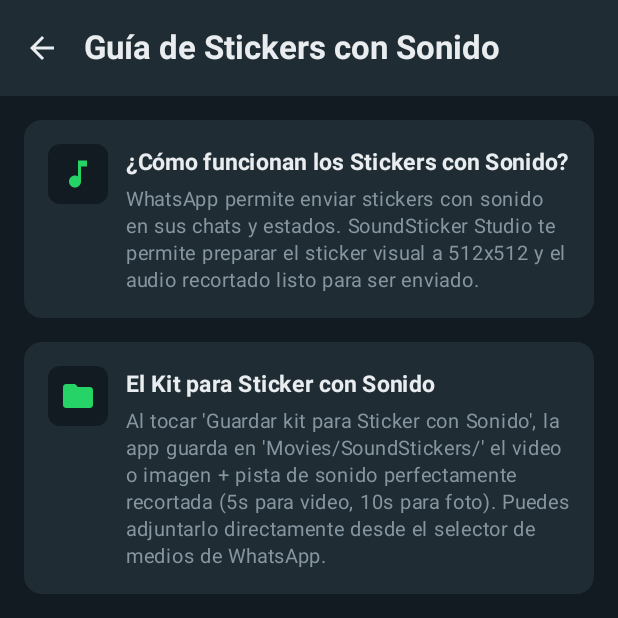
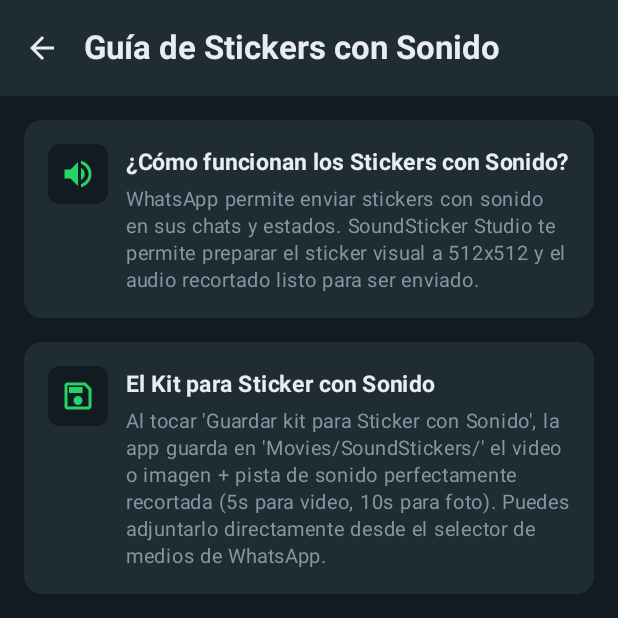
Before and after one commit to carlostommy113/SoundSticker-Studio, an Android app built with Jetpack Compose: the screen it shows after launch (MainActivity), after a tap on "Guía de Ayuda", on a phone screen of 412 x 824 dp, the top half of it. Run offline under Robolectric (Android 15) with nearby library versions, the phone set to English and light mode, and no system bars; pictures from the network do not load.

Commit message:
fix: use custom vector drawables and standard core icons for Compose UI

```diff
--- a/app/src/main/java/com/soundsticker/studio/MainActivity.kt
+++ b/app/src/main/java/com/soundsticker/studio/MainActivity.kt
@@ -7,24 +7,25 @@ import android.os.Bundle
 import androidx.activity.ComponentActivity
 import androidx.activity.compose.setContent
 import androidx.activity.result.contract.ActivityResultContracts
-import androidx.activity.viewModels
 import androidx.core.content.ContextCompat
+import androidx.lifecycle.ViewModelProvider
 import com.soundsticker.studio.ui.screens.MainStudioScreen
 import com.soundsticker.studio.ui.theme.SoundStickerStudioTheme
 import com.soundsticker.studio.ui.viewmodel.StudioViewModel
 
 class MainActivity : ComponentActivity() {
 
-    private val viewModel: StudioViewModel by viewModels()
+    private lateinit var viewModel: StudioViewModel
 
     private val permissionLauncher = registerForActivityResult(
         ActivityResultContracts.RequestMultiplePermissions()
-    ) { permissions ->
+    ) {
         // Permissions handled
     }
 
     override fun onCreate(savedInstanceState: Bundle?) {
         super.onCreate(savedInstanceState)
+        viewModel = ViewModelProvider(this)[StudioViewModel::class.java]
         checkAndRequestAppPermissions()
 
         setContent {
--- a/app/src/main/java/com/soundsticker/studio/ui/screens/HelpGuideScreen.kt
+++ b/app/src/main/java/com/soundsticker/studio/ui/screens/HelpGuideScreen.kt
@@ -18,9 +18,7 @@ import androidx.compose.foundation.verticalScroll
 import androidx.compose.material.icons.Icons
 import androidx.compose.material.icons.filled.ArrowBack
 import androidx.compose.material.icons.filled.CheckCircle
-import androidx.compose.material.icons.filled.Folder
 import androidx.compose.material.icons.filled.Info
-import androidx.compose.material.icons.filled.MusicNote
 import androidx.compose.material.icons.filled.Send
 import androidx.compose.material3.Button
 import androidx.compose.material3.ButtonDefaults
@@ -36,10 +34,14 @@ import androidx.compose.material3.TopAppBarDefaults
 import androidx.compose.runtime.Composable
 import androidx.compose.ui.Alignment
 import androidx.compose.ui.Modifier
+import androidx.compose.ui.graphics.painter.Painter
 import androidx.compose.ui.graphics.vector.ImageVector
+import androidx.compose.ui.graphics.vector.rememberVectorPainter
+import androidx.compose.ui.res.painterResource
 import androidx.compose.ui.text.font.FontWeight
 import androidx.compose.ui.unit.dp
 import androidx.compose.ui.unit.sp
+import com.soundsticker.studio.R
 import com.soundsticker.studio.ui.theme.EmeraldGreen
 import com.soundsticker.studio.ui.theme.WhatsAppDarkBg
 import com.soundsticker.studio.ui.theme.WhatsAppSurface
@@ -81,25 +83,25 @@ fun HelpGuideScreen(
             verticalArrangement = Arrangement.spacedBy(16.dp)
         ) {
             GuideCard(
-                icon = Icons.Default.MusicNote,
+                icon = painterResource(id = R.drawable.ic_speaker),
                 title = "¿Cómo funcionan los Stickers con Sonido?",
                 description = "WhatsApp permite enviar stickers con sonido en sus chats y estados. SoundSticker Studio te permite preparar el sticker visual a 512x512 y el audio recortado listo para ser enviado."
             )
 
             GuideCard(
-                icon = Icons.Default.Folder,
+                icon = painterResource(id = R.drawable.ic_save),
                 title = "El Kit para Sticker con Sonido",
                 description = "Al tocar 'Guardar kit para Sticker con Sonido', la app guarda en 'Movies/SoundStickers/' el video o imagen + pista de sonido perfectamente recortada (5s para video, 10s para foto). Puedes adjuntarlo directamente desde el selector de medios de WhatsApp."
             )
 
             GuideCard(
-                icon = Icons.Default.Send,
+                icon = rememberVectorPainter(Icons.Default.Send),
                 title = "Exportación oficial de Stickers",
                 description = "La aplicación implementa el ContentProvider oficial de WhatsApp (com.whatsapp.sticker.READ). Puedes añadir paquetes de stickers completos directamente a WhatsApp y WhatsApp Business con un solo toque."
             )
 
             GuideCard(
-                icon = Icons.Default.CheckCircle,
+                icon = rememberVectorPainter(Icons.Default.CheckCircle),
                 title = "Regla de los 3 Stickers",
                 description = "Por especificación obligatoria de WhatsApp, cada paquete debe tener un mínimo de 3 stickers y un máximo de 30. SoundSticker Studio asegura automáticamente que tus packs cumplan este requisito."
             )
@@ -129,7 +131,7 @@ fun HelpGuideScreen(
 
 @Composable
 private fun GuideCard(
-    icon: ImageVector,
+    icon: Painter,
     title: String,
     description: String
 ) {
@@ -149,7 +151,7 @@ private fun GuideCard(
                 contentAlignment = Alignment.Center
             ) {
                 Icon(
-                    imageVector = icon,
+                    painter = icon,
                     contentDescription = null,
                     tint = EmeraldGreen,
                     modifier = Modifier.size(24.dp)
--- a/app/src/main/java/com/soundsticker/studio/ui/screens/MainStudioScreen.kt
+++ b/app/src/main/java/com/soundsticker/studio/ui/screens/MainStudioScreen.kt
@@ -6,10 +6,7 @@ import androidx.compose.foundation.layout.Box
 import androidx.compose.foundation.layout.fillMaxSize
 import androidx.compose.foundation.layout.padding
 import androidx.compose.material.icons.Icons
-import androidx.compose.material.icons.filled.Collections
-import androidx.compose.material.icons.filled.HelpOutline
-import androidx.compose.material.icons.filled.Image
-import androidx.compose.material.icons.filled.Movie
+import androidx.compose.material.icons.filled.Info
 import androidx.compose.material3.ExperimentalMaterial3Api
 import androidx.compose.material3.Icon
 import androidx.compose.material3.IconButton
@@ -31,8 +28,10 @@ import androidx.compose.runtime.remember
 import androidx.compose.runtime.setValue
 import androidx.compose.ui.Modifier
 import androidx.compose.ui.platform.LocalContext
+import androidx.compose.ui.res.painterResource
 import androidx.compose.ui.text.font.FontWeight
 import androidx.compose.ui.unit.sp
+import com.soundsticker.studio.R
 import com.soundsticker.studio.data.model.CreationMode
 import com.soundsticker.studio.ui.components.WhatsAppExportDialog
 import com.soundsticker.studio.ui.theme.EmeraldGreen
@@ -81,7 +80,7 @@ fun MainStudioScreen(
                 actions = {
                     IconButton(onClick = { showHelpScreen = true }) {
                         Icon(
-                            imageVector = Icons.Default.HelpOutline,
+                            imageVector = Icons.Default.Info,
                             contentDescription = "Guía de Ayuda",
                             tint = EmeraldGreen
                         )
@@ -100,7 +99,12 @@ fun MainStudioScreen(
                 NavigationBarItem(
                     selected = state.currentMode == CreationMode.PHOTO_AUDIO,
                     onClick = { viewModel.setMode(CreationMode.PHOTO_AUDIO) },
-                    icon = { Icon(Icons.Default.Image, contentDescription = "Foto + Audio") },
+                    icon = {
+                        Icon(
+                            painter = painterResource(id = R.drawable.ic_image),
+                            contentDescription = "Foto + Audio"
+                        )
+                    },
                     label = { Text("Foto + Audio", fontSize = 11.sp) },
                     colors = NavigationBarItemDefaults.colors(
                         selectedIconColor = WhatsAppDarkBg,
@@ -114,7 +118,12 @@ fun MainStudioScreen(
                 NavigationBarItem(
                     selected = state.currentMode == CreationMode.VIDEO_TO_STICKER,
                     onClick = { viewModel.setMode(CreationMode.VIDEO_TO_STICKER) },
-                    icon = { Icon(Icons.Default.Movie, contentDescription = "Video a Sticker") },
+                    icon = {
+                        Icon(
+                            painter = painterResource(id = R.drawable.ic_video),
+                            contentDescription = "Video a Sticker"
+                        )
+                    },
                     label = { Text("Video a Sticker", fontSize = 11.sp) },
                     colors = NavigationBarItemDefaults.colors(
                         selectedIconColor = WhatsAppDarkBg,
@@ -128,7 +137,12 @@ fun MainStudioScreen(
                 NavigationBarItem(
                     selected = state.currentMode == CreationMode.MY_PACKS,
                     onClick = { viewModel.setMode(CreationMode.MY_PACKS) },
-                    icon = { Icon(Icons.Default.Collections, contentDescription = "Mis Packs") },
+                    icon = {
+                        Icon(
+                            painter = painterResource(id = R.drawable.ic_pack),
+                            contentDescription = "Mis Packs"
+                        )
+                    },
                     label = { Text("Mis Packs", fontSize = 11.sp) },
                     colors = NavigationBarItemDefaults.colors(
                         selectedIconColor = WhatsAppDarkBg,
--- a/app/src/main/java/com/soundsticker/studio/ui/screens/PhotoAudioStudioScreen.kt
+++ b/app/src/main/java/com/soundsticker/studio/ui/screens/PhotoAudioStudioScreen.kt
@@ -24,12 +24,7 @@ import androidx.compose.foundation.shape.RoundedCornerShape
 import androidx.compose.foundation.verticalScroll
 import androidx.compose.material.icons.Icons
 import androidx.compose.material.icons.filled.Add
-import androidx.compose.material.icons.filled.Audiotrack
-import androidx.compose.material.icons.filled.Mic
-import androidx.compose.material.icons.filled.PlayArrow
-import androidx.compose.material.icons.filled.Save
 import androidx.compose.material.icons.filled.Send
-import androidx.compose.material.icons.filled.Stop
 import androidx.compose.material3.Button
 import androidx.compose.material3.ButtonDefaults
 import androidx.compose.material3.Card
@@ -45,11 +40,13 @@ import androidx.compose.ui.Modifier
 import androidx.compose.ui.draw.clip
 import androidx.compose.ui.graphics.Color
 import androidx.compose.ui.layout.ContentScale
+import androidx.compose.ui.res.painterResource
 import androidx.compose.ui.text.font.FontWeight
 import androidx.compose.ui.text.style.TextAlign
 import androidx.compose.ui.unit.dp
 import androidx.compose.ui.unit.sp
 import coil.compose.AsyncImage
+import com.soundsticker.studio.R
 import com.soundsticker.studio.ui.components.MemeTextOverlay
 import com.soundsticker.studio.ui.components.RangeSliderTrimmer
 import com.soundsticker.studio.ui.components.WaveformBar
@@ -225,9 +222,10 @@ fun PhotoAudioStudioScreen(
                         shape = RoundedCornerShape(8.dp)
                     ) {
                         Icon(
-                            imageVector = if (state.isRecording) Icons.Default.Stop else Icons.Default.Mic,
+                            painter = painterResource(id = if (state.isRecording) R.drawable.ic_stop else R.drawable.ic_mic),
                             contentDescription = null,
-                            tint = if (state.isRecording) Color.White else EmeraldGreen
+                            tint = if (state.isRecording) Color.White else EmeraldGreen,
+                            modifier = Modifier.size(20.dp)
                         )
                         Spacer(modifier = Modifier.width(6.dp))
                         Text(
@@ -242,9 +240,10 @@ fun PhotoAudioStudioScreen(
                         shape = RoundedCornerShape(8.dp)
                     ) {
                         Icon(
-                            imageVector = Icons.Default.Audiotrack,
+                            painter = painterResource(id = R.drawable.ic_speaker),
                             contentDescription = null,
-                            tint = EmeraldGreen
+                            tint = EmeraldGreen,
+                            modifier = Modifier.size(20.dp)
                         )
                         Spacer(modifier = Modifier.width(6.dp))
                         Text("Elegir Archivo", color = WhatsAppTextPrimary)
@@ -286,10 +285,10 @@ fun PhotoAudioStudioScreen(
                                 .background(if (state.isPlayingAudio) ErrorRed else EmeraldGreen)
                         ) {
                             Icon(
-                                imageVector = if (state.isPlayingAudio) Icons.Default.Stop else Icons.Default.PlayArrow,
+                                painter = painterResource(id = if (state.isPlayingAudio) R.drawable.ic_stop else R.drawable.ic_play),
                                 contentDescription = "Play/Stop Preview",
                                 tint = WhatsAppDarkBg,
-                                modifier = Modifier.size(28.dp)
+                                modifier = Modifier.size(26.dp)
                             )
                         }
                         Spacer(modifier = Modifier.width(12.dp))
@@ -338,7 +337,12 @@ fun PhotoAudioStudioScreen(
                     .fillMaxWidth()
                     .height(50.dp)
             ) {
-                Icon(Icons.Default.Save, contentDescription = null, tint = EmeraldGreen)
+                Icon(
+                    painter = painterResource(id = R.drawable.ic_save),
+                    contentDescription = null,
+                    tint = EmeraldGreen,
+                    modifier = Modifier.size(20.dp)
+                )
                 Spacer(modifier = Modifier.width(8.dp))
                 Text(
                     text = "Guardar kit para Sticker con Sonido",
```
Also changed, not shown: app/src/main/java/com/soundsticker/studio/ui/screens/MyPacksScreen.kt (+4 -4 lines), app/src/main/java/com/soundsticker/studio/ui/screens/VideoToStickerScreen.kt (+20 -17 lines).
